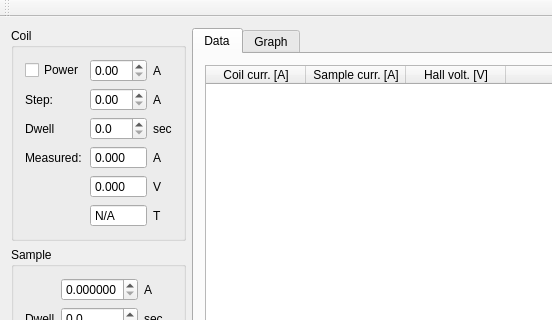
mBr001/hall, file src/mainwindow.ui: the form before one commit; both pictures show x 0 to 552 and y 0 to 320 of the 800 by 615 pixel window.
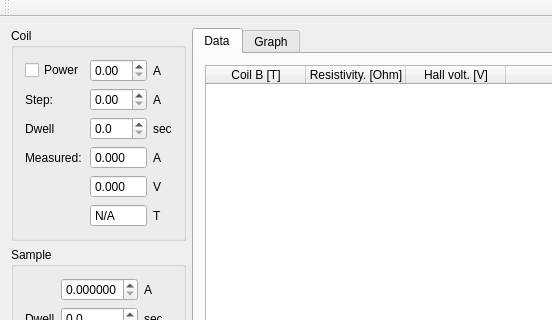
The form after the commit. Custom widgets are drawn as their Qt base class.

Commit message: compute Hall voltage and resistivity

The edit to the form file:
```diff
--- a/src/mainwindow.ui
+++ b/src/mainwindow.ui
@@ -310,12 +310,12 @@
             </attribute>
             <column>
              <property name="text">
-              <string>Coil curr. [A]</string>
+              <string>Coil B [T]</string>
              </property>
             </column>
             <column>
              <property name="text">
-              <string>Sample curr. [A]</string>
+              <string>Resistivity. [Ohm]</string>
              </property>
             </column>
             <column>
```
The commit also changes 4 other files.
